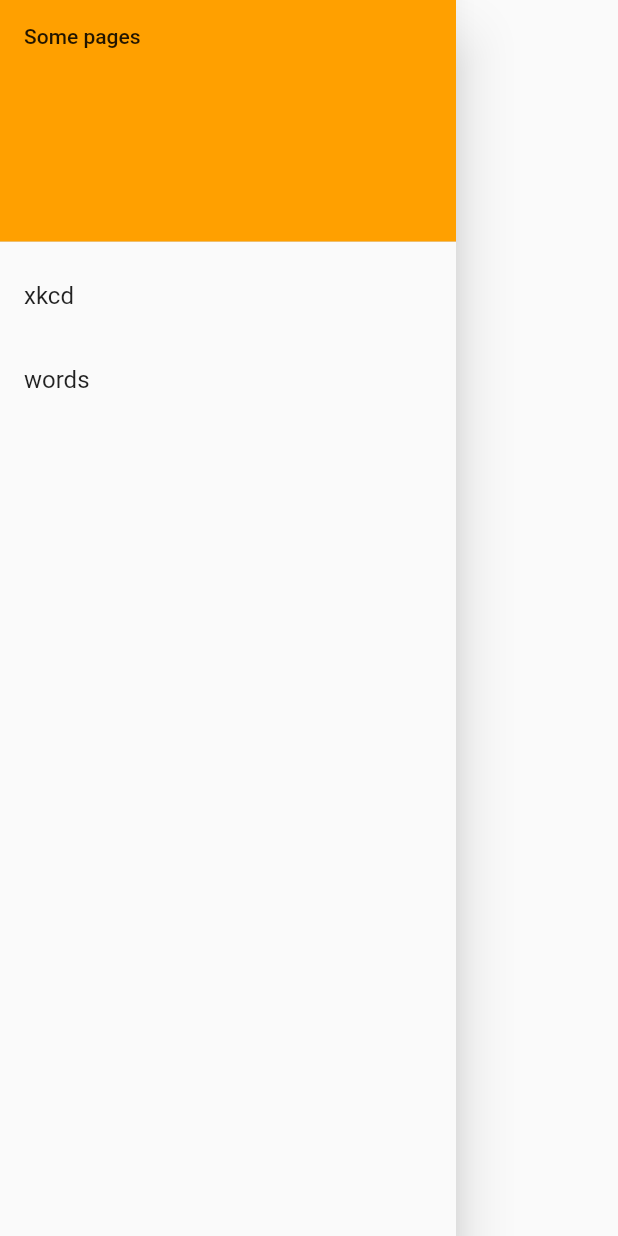
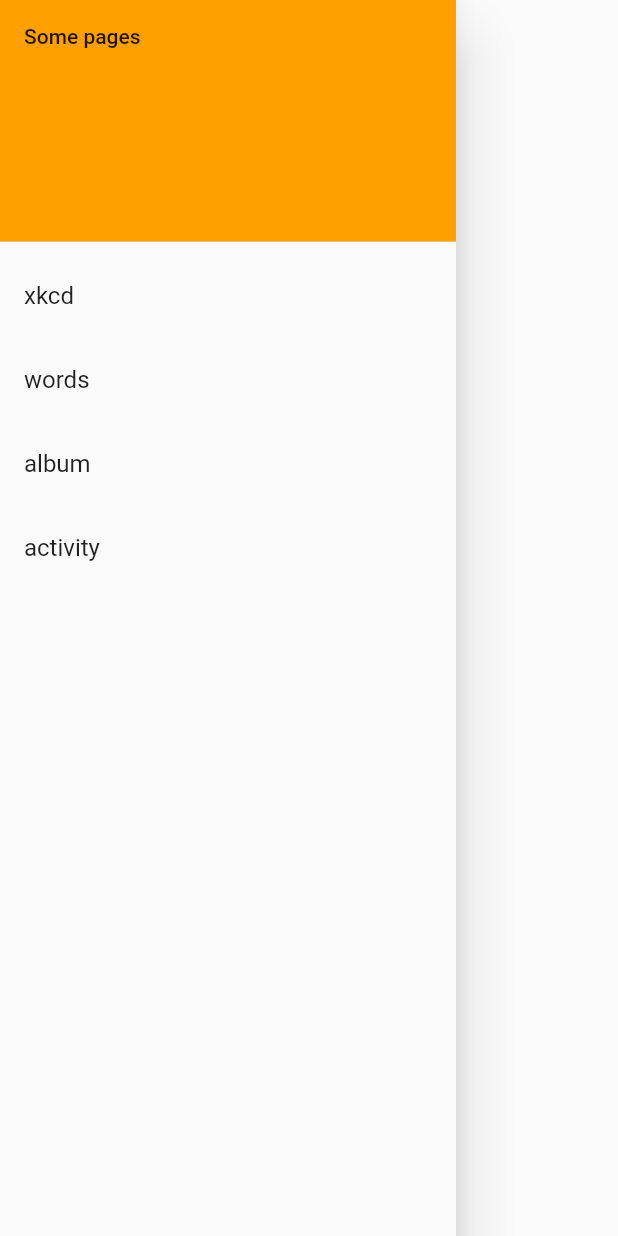
Before and after one commit to galathinius/mobile-app, a Flutter app: the DrawerWidget widget shown alone on an empty page, opened directly, on a phone screen of 412 x 824 dp. Run offline on Flutter 3.47's test engine with Material 2 defaults, Android fonts, the light colour scheme and no system bars; network calls fail.

Commit message:
add album and activity to drawer

```diff
--- a/flutter_app/lib/views/album/album_view.dart
+++ b/flutter_app/lib/views/album/album_view.dart
@@ -1,4 +1,5 @@
 import 'package:flutter/material.dart';
+import 'package:flutter_app/views/shared_widgets/home_button.dart';
 
 import './album_response.dart';
 import './album_request.dart';
@@ -16,6 +17,7 @@ class AlbumViewState extends State<AlbumView> {
   Widget build(BuildContext context) {
     return Scaffold(
       appBar: AppBar(
+        leading: HomeButton(context),
         title: Text('Create Data'),
       ),
       body: Container(
--- a/flutter_app/lib/views/bored/bored_view.dart
+++ b/flutter_app/lib/views/bored/bored_view.dart
@@ -1,4 +1,5 @@
 import 'package:flutter/material.dart';
+import 'package:flutter_app/views/shared_widgets/home_button.dart';
 
 import 'bored_response.dart';
 import 'bored_request.dart';
@@ -24,6 +25,7 @@ class ActivityViewState extends State<ActivityView> {
   Widget build(BuildContext context) {
     return Scaffold(
       appBar: AppBar(
+        leading: HomeButton(context),
         title: Text('Activity'),
       ),
       body: Center(
--- a/flutter_app/lib/views/drawer.dart
+++ b/flutter_app/lib/views/drawer.dart
@@ -32,6 +32,20 @@ class DrawerWidget extends StatelessWidget {
               Navigator.pushReplacementNamed(context, WordsViewRoute);
             },
           ),
+          ListTile(
+            title: Text('album'),
+            onTap: () {
+              // Update the state of the app
+              Navigator.pushReplacementNamed(context, AlbumViewRoute);
+            },
+          ),
+          ListTile(
+            title: Text('activity'),
+            onTap: () {
+              // Update the state of the app
+              Navigator.pushReplacementNamed(context, ActivityViewRoute);
+            },
+          ),
         ],
       ),
     );
```
